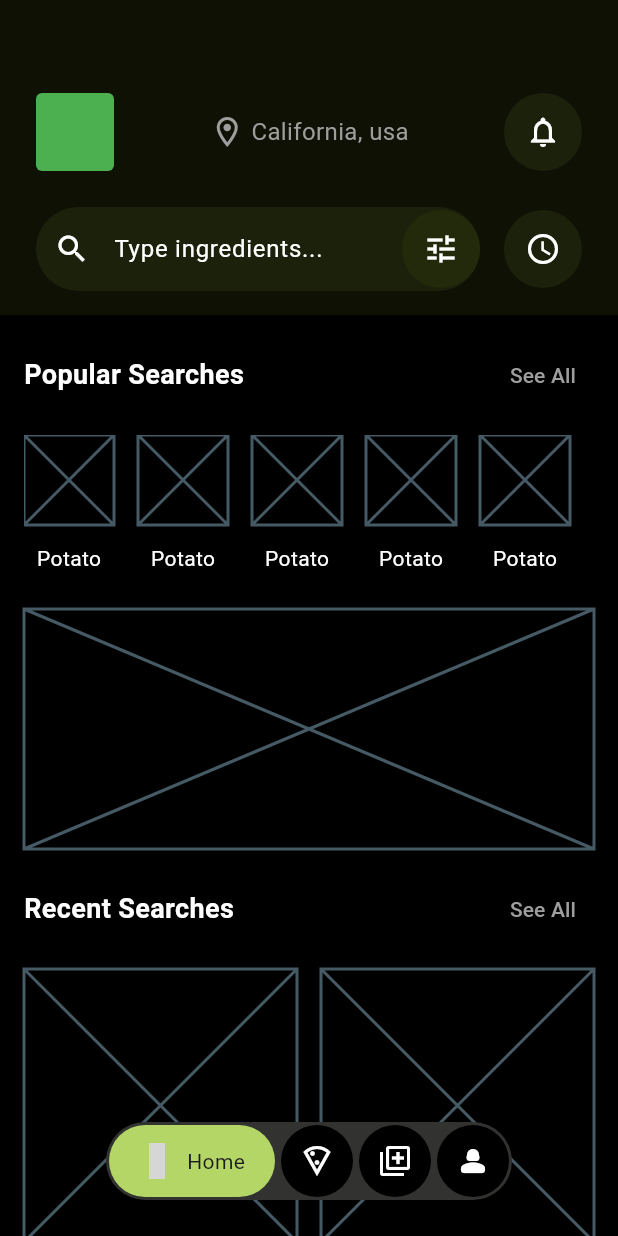
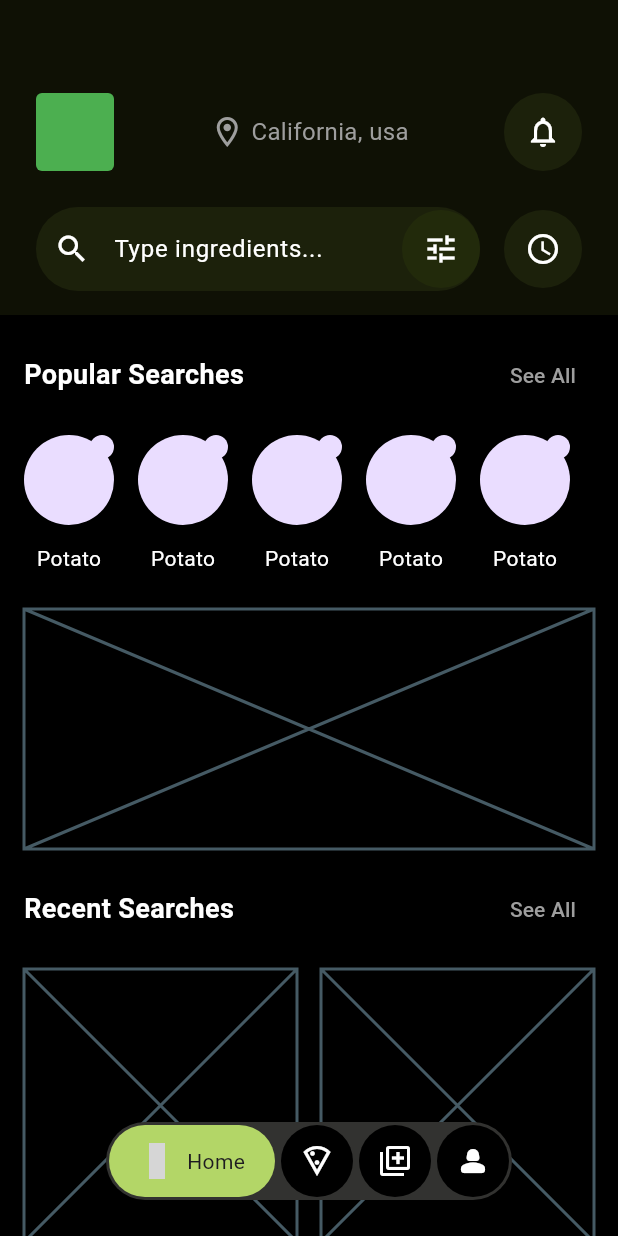
Before and after one commit to JAICHANGPARK/flutter_notebook_chapter_43, a Flutter app: the FoodOrderMainPage screen opened directly, on a phone screen of 412 x 824 dp. Run offline on Flutter 3.47's test engine with Material 3 defaults, Android fonts, the phone set to English and light mode, and no system bars; our stand-ins replace gap, hugeicons, percent_indicator; grey boxes are pictures that could not be loaded.

Commit message:
Update food_order_home_page.dart

```diff
--- a/lib/ep2393_food_order_app/ui/home/food_order_home_page.dart
+++ b/lib/ep2393_food_order_app/ui/home/food_order_home_page.dart
@@ -55,10 +55,22 @@ class _FoodOrderHomePageState extends State<FoodOrderHomePage> {
                       spacing: 12,
                       children: [
                         Container(
-                          height: 60,
-                          width: 60,
-                          child: Placeholder(),
-                        ),
+                            height: 60,
+                            width: 60,
+                            child: Stack(
+                              children: [
+                                Positioned.fill(
+                                  child: CircleAvatar(),
+                                ),
+                                Positioned(
+                                  right: 0,
+                                  top: 0,
+                                  child: CircleAvatar(
+                                    radius: 8,
+                                  ),
+                                ),
+                              ],
+                            )),
                         Text(
                           "Potato",
                           style: TextStyle(
```
